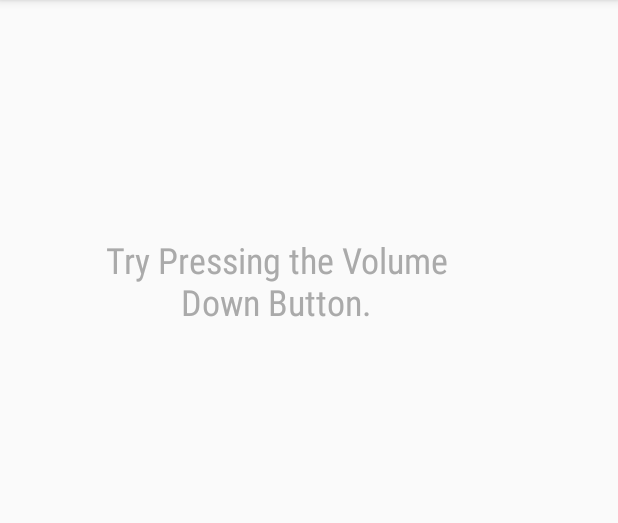
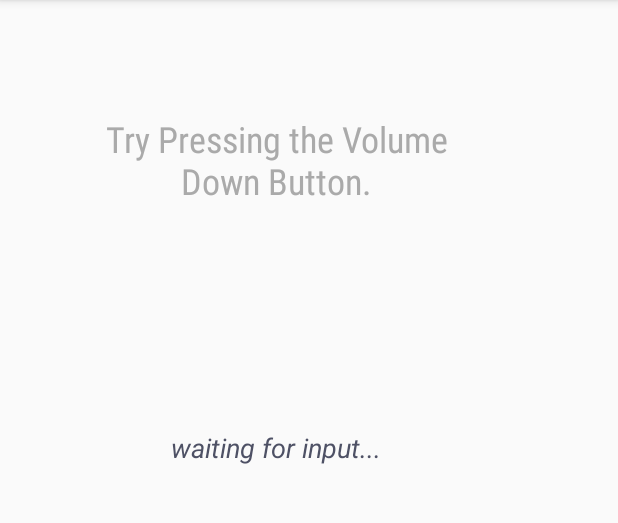
Before and after one commit to kristaboone/TransLite, an Android app: the screen it shows after launch (MainActivity), on a phone screen of 412 x 824 dp, the part 84-607 px from its top. Run offline under Robolectric (Android 15) with nearby library versions, the phone set to English and light mode, and no system bars.

Commit message:
Replace RecognizerIntent with no pop-up version
Implemented our own RecognitionListener so there is no pop-up when
getting user voice input.

```diff
--- a/TransLite/app/src/main/AndroidManifest.xml
+++ b/TransLite/app/src/main/AndroidManifest.xml
@@ -3,6 +3,7 @@
     package="com.example.kristavanderhorst.translite">
 
     <uses-permission android:name="android.permission.WRITE_EXTERNAL_STORAGE" />
+    <uses-permission android:name="android.permission.READ_PHONE_STATE"/>
     <uses-permission android:name="android.permission.RECORD_AUDIO" />
 
     <application
--- a/TransLite/app/src/main/res/layout/activity_main.xml
+++ b/TransLite/app/src/main/res/layout/activity_main.xml
@@ -14,12 +14,12 @@
 
         <TextView
             android:id="@+id/voiceTextView"
-            android:layout_width="233dp"
-            android:layout_height="182dp"
+            android:layout_width="254dp"
+            android:layout_height="167dp"
             android:layout_marginBottom="8dp"
             android:layout_marginEnd="8dp"
             android:layout_marginStart="8dp"
-            android:layout_marginTop="8dp"
+            android:layout_marginTop="44dp"
             android:fontFamily="sans-serif-condensed"
             android:text="Try Pressing the Volume Down Button."
             android:textAlignment="center"
@@ -27,10 +27,28 @@
             android:textSize="24sp"
             android:typeface="sans"
             android:visibility="visible"
+            app:layout_constraintBottom_toTopOf="@+id/translateTextView"
+            app:layout_constraintEnd_toEndOf="parent"
+            app:layout_constraintStart_toStartOf="parent"
+            app:layout_constraintTop_toTopOf="parent"
+            app:layout_constraintVertical_bias="0.477" />
+
+        <TextView
+            android:id="@+id/translateTextView"
+            android:layout_width="246dp"
+            android:layout_height="121dp"
+            android:layout_marginBottom="88dp"
+            android:layout_marginEnd="8dp"
+            android:layout_marginStart="8dp"
+            android:text="waiting for input..."
+            android:textAlignment="center"
+            android:textColor="@color/colorPrimaryDark"
+            android:textSize="18sp"
+            android:textStyle="italic"
+            android:typeface="sans"
             app:layout_constraintBottom_toBottomOf="parent"
             app:layout_constraintEnd_toEndOf="parent"
-            app:layout_constraintStart_toStartOf="parent"
-            app:layout_constraintTop_toTopOf="parent" />
+            app:layout_constraintStart_toStartOf="parent" />
 
     </android.support.constraint.ConstraintLayout>
 </android.support.constraint.ConstraintLayout>
--- a/TransLite/app/src/main/res/values/colors.xml
+++ b/TransLite/app/src/main/res/values/colors.xml
@@ -1,6 +1,6 @@
 <?xml version="1.0" encoding="utf-8"?>
 <resources>
     <color name="colorPrimary">#3F51B5</color>
-    <color name="colorPrimaryDark">#303F9F</color>
+    <color name="colorPrimaryDark">#4e5165</color>
     <color name="colorAccent">#FF4081</color>
 </resources>
```
Also changed, not shown: TransLite/app/src/main/java/com/example/kristavanderhorst/translite/MainActivity.java (+79 -38 lines).
